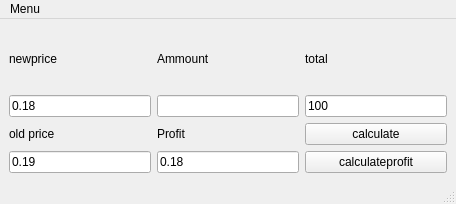
netpipe/QuickCoin, file mainwindow.ui: the form before one commit.
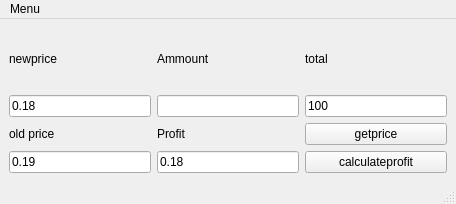
The form after the commit.

Commit message:
price fetching initial work
started to get price from coin gecko

What changed in the file:
```diff
--- a/mainwindow.ui
+++ b/mainwindow.ui
@@ -98,7 +98,7 @@
     <item row="2" column="2">
      <widget class="QPushButton" name="pushButton">
       <property name="text">
-       <string>calculate</string>
+       <string>getprice</string>
       </property>
      </widget>
     </item>
```
Left out of the diff: 2 changed lines with no effect on the pictures. The commit also changes 2 other files.
